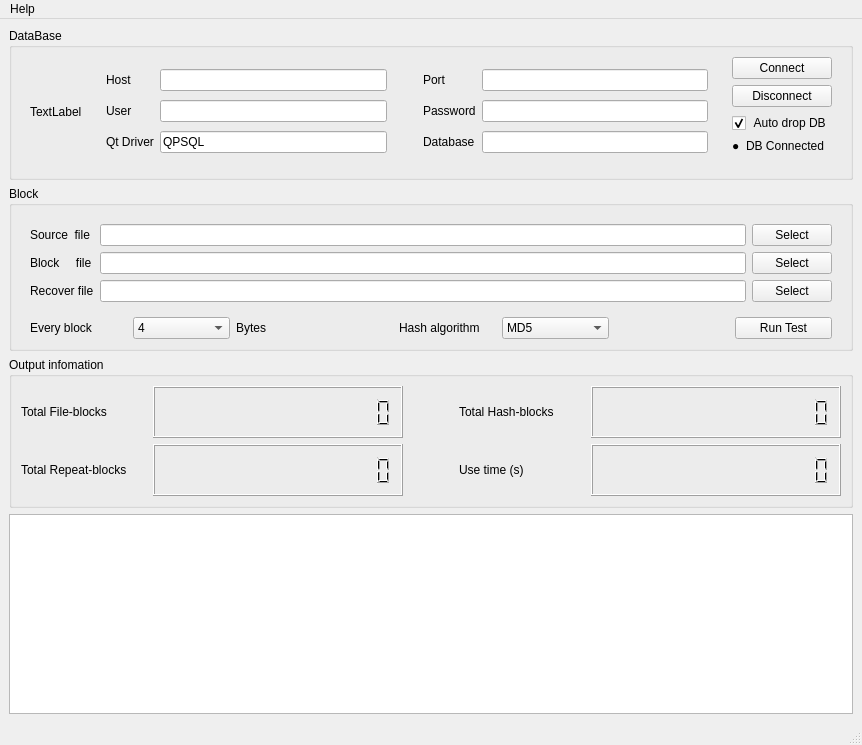
First picture: the form in mainwindow.ui, repository NekoSilverFox/BlockStorageTester, before the edit.
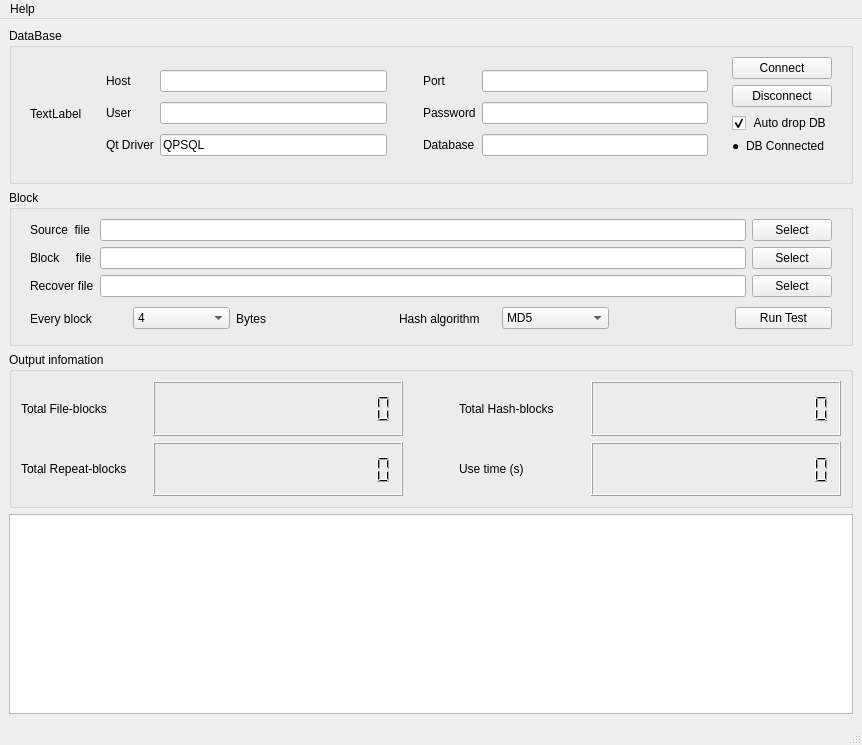
Second picture: the form after the edit.

Commit message: 增加 选择恢复文件功能

```diff
--- a/mainwindow.ui
+++ b/mainwindow.ui
@@ -213,6 +213,12 @@
        <item row="0" column="0">
         <widget class="QWidget" name="widget_6" native="true">
          <layout class="QGridLayout" name="gridLayout_2">
+          <property name="topMargin">
+           <number>0</number>
+          </property>
+          <property name="bottomMargin">
+           <number>0</number>
+          </property>
           <item row="1" column="0">
            <widget class="QLabel" name="label_16">
             <property name="text">
```
The commit also changes 2 other files.
